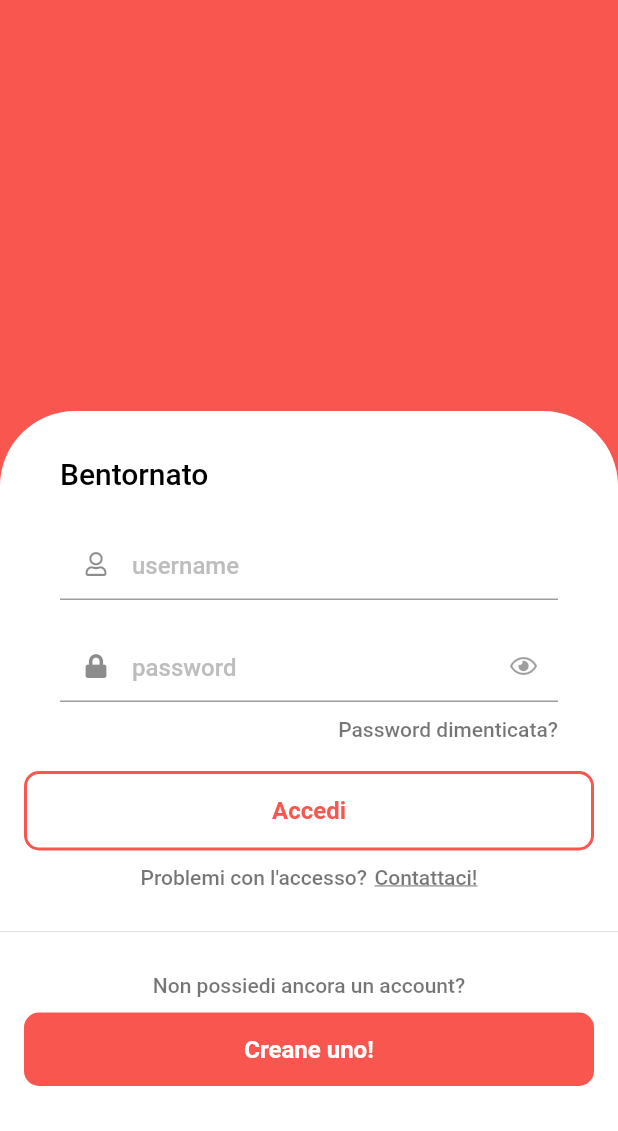
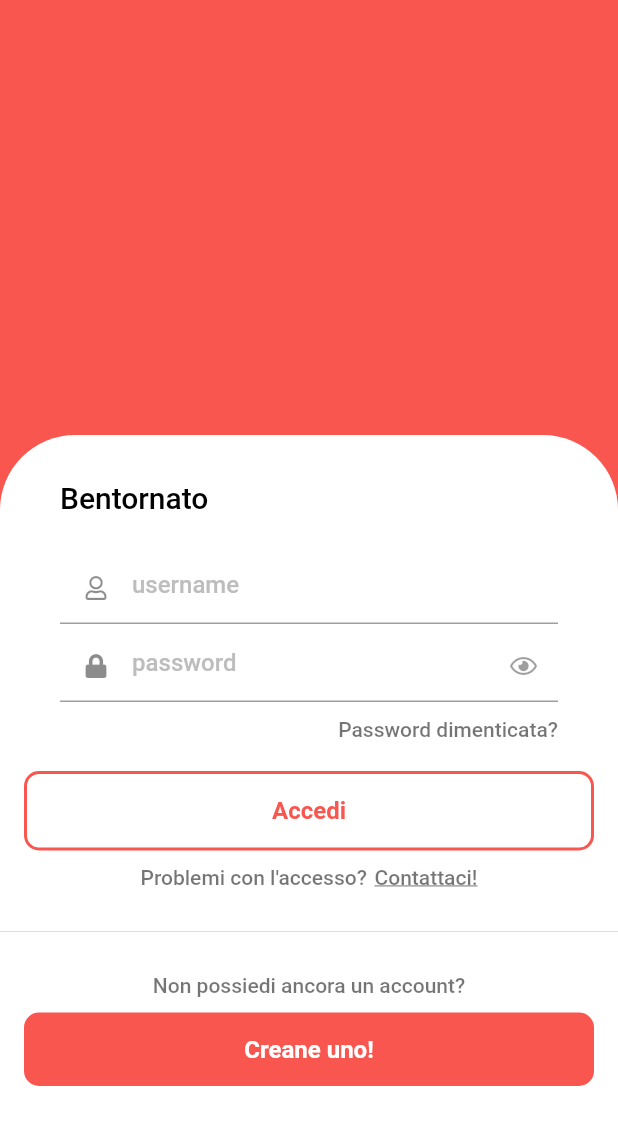
Before and after one commit to Mandeep2001/theia, a Flutter app: the screen it shows after launch, on a phone screen of 412 x 824 dp, the part 105-1236 px from its top. Run offline on Flutter 3.47's test engine with Material 2 defaults, Android fonts, the phone set to English and light mode, and no system bars; our stand-ins replace font_awesome_flutter.

Commit message:
Add form to login screen

```diff
--- a/lib/main.dart
+++ b/lib/main.dart
@@ -15,25 +15,35 @@
       theme: ThemeData(
         primaryColor: Color(0xFFF9564F),
         textTheme: Theme.of(context).textTheme.copyWith(
-              headline6: TextStyle(
+              headline4: TextStyle(
                 color: Colors.white,
                 fontSize: 34.0,
                 fontWeight: FontWeight.bold,
               ),
               caption: TextStyle(
+                color: Colors.black54,
+                fontWeight: FontWeight.w500,
+                fontSize: 14.0,
+              ),
+              headline6: TextStyle(
+                color: Colors.black,
+                fontWeight: FontWeight.w500,
+                fontSize: 20.0,
+              ),
+              bodyText2: TextStyle(
                 fontSize: 16.0,
                 fontWeight: FontWeight.w500,
                 color: Color(0xFFBDBDBD),
               ),
-              subtitle1: TextStyle(
-                color: Colors.black,
-                fontWeight: FontWeight.w500,
-                fontSize: 20.0,
+              overline: TextStyle(
+                letterSpacing: 0.0,
+                fontSize: 12.0,
+                fontWeight: FontWeight.w400,
               ),
-          bodyText2: TextStyle(
-                color: Colors.black54,
-                fontWeight: FontWeight.w500,
-                fontSize: 14.0,
+              button: TextStyle(
+                color: Colors.white,
+                fontSize: 16.0,
+                fontWeight: FontWeight.bold,
               ),
             ),
       ),
--- a/lib/screens/login_screen.dart
+++ b/lib/screens/login_screen.dart
@@ -1,9 +1,10 @@
-import 'package:flutter/cupertino.dart';
 import 'package:flutter/material.dart';
 import 'package:font_awesome_flutter/font_awesome_flutter.dart';
 
 class LoginScreen extends StatelessWidget {
   static const String id = '/login';
+
+  final _formKey = GlobalKey<FormState>();
 
   @override
   Widget build(BuildContext context) {
@@ -19,7 +20,7 @@
               margin: EdgeInsets.only(left: 40.0, top: 30.0),
               child: Text(
                 'THEIA',
-                style: Theme.of(context).textTheme.headline6,
+                style: Theme.of(context).textTheme.headline4,
               ),
             ),
             Container(
@@ -31,6 +32,8 @@
                   topRight: Radius.circular(50.0),
                 ),
               ),
+              child: Form(
+                key: _formKey,
                 child: Column(
                   crossAxisAlignment: CrossAxisAlignment.stretch,
                   children: <Widget>[
@@ -41,31 +44,46 @@
                         children: <Widget>[
                           Text(
                             'Bentornato',
-                          style: Theme.of(context).textTheme.subtitle1,
+                            style: Theme.of(context).textTheme.headline6,
                           ),
                           SizedBox(
                             height: 25.0,
                           ),
-                        TextField(
+                          TextFormField(
                             decoration: InputDecoration(
                               prefixIcon: Icon(
                                 FontAwesomeIcons.user,
                                 size: 16.0,
                               ),
+                              errorStyle:
+                                  Theme.of(context).textTheme.overline.copyWith(
+                                        color: Colors.red,
+                                      ),
                               hintText: 'username',
-                            hintStyle: Theme.of(context).textTheme.caption,
+                              hintStyle: Theme.of(context).textTheme.bodyText2,
                             ),
+                            validator: (value) {
+                              if (value.trim().isEmpty) {
+                                return 'Devi inserire uno username';
+                              }
+
+                              return null;
+                            },
                           ),
-                        SizedBox(height: 20.0),
-                        TextField(
+                          SizedBox(height: 4.0),
+                          TextFormField(
                             obscureText: true,
                             decoration: InputDecoration(
                               prefixIcon: Icon(
                                 FontAwesomeIcons.lock,
                                 size: 16.0,
                               ),
+                              errorStyle:
+                                  Theme.of(context).textTheme.overline.copyWith(
+                                        color: Colors.red,
+                                      ),
                               hintText: 'password',
-                            hintStyle: Theme.of(context).textTheme.caption,
+                              hintStyle: Theme.of(context).textTheme.bodyText2,
                               suffixIcon: IconButton(
                                 icon: Icon(
                                   FontAwesomeIcons.eye,
@@ -75,13 +93,22 @@
                                 onPressed: () {},
                               ),
                             ),
+                            validator: (value) {
+                              if (value.trim().isEmpty)
+                                return 'Devi inserire una password';
+
+                              return null;
+                            },
                           ),
                           SizedBox(
                             height: 10.0,
                           ),
                           Container(
                             alignment: Alignment.centerRight,
-                          child: Text('Password dimenticata?'),
+                            child: Text(
+                              'Password dimenticata?',
+                              style: Theme.of(context).textTheme.caption,
+                            ),
                           ),
                         ],
                       ),
@@ -89,21 +116,32 @@
                     SizedBox(
                       height: 20.0,
                     ),
-                  Container(
+                    GestureDetector(
+                      onTap: () {
+                        if (_formKey.currentState.validate()) {
+                          Scaffold.of(context).showSnackBar(
+                            SnackBar(
+                              content: Text('Processing Data'),
+                            ),
+                          );
+                        }
+                      },
+                      child: Container(
                         alignment: Alignment.center,
                         padding: EdgeInsets.symmetric(vertical: 15.0),
                         margin: EdgeInsets.symmetric(horizontal: 16.0),
                         decoration: BoxDecoration(
                           border: Border.all(
-                          color: Theme.of(context).primaryColor, width: 2.0),
+                              color: Theme.of(context).primaryColor,
+                              width: 2.0),
                           borderRadius: BorderRadius.circular(10.0),
                         ),
                         child: Text(
                           'Accedi',
-                      style: TextStyle(
+                          style: Theme.of(context).textTheme.button.copyWith(
                                 color: Theme.of(context).primaryColor,
-                          fontSize: 16.0,
-                          fontWeight: FontWeight.bold),
+                              ),
+                        ),
                       ),
                     ),
                     SizedBox(
@@ -112,11 +150,16 @@
                     Row(
                       mainAxisAlignment: MainAxisAlignment.center,
                       children: <Widget>[
-                      Text('Problemi con l\'accesso?'),
+                        Text(
+                          'Problemi con l\'accesso?',
+                          style: Theme.of(context).textTheme.caption,
+                        ),
                         SizedBox(width: 5.0),
                         Text(
                           'Contattaci!',
-                        style: TextStyle(decoration: TextDecoration.underline),
+                          style: Theme.of(context).textTheme.caption.copyWith(
+                                decoration: TextDecoration.underline,
+                              ),
                         ),
                       ],
                     ),
@@ -131,13 +174,15 @@
                       alignment: Alignment.center,
                       child: Text(
                         'Non possiedi ancora un account?',
-                      style: Theme.of(context).textTheme.bodyText2,
+                        style: Theme.of(context).textTheme.caption,
                       ),
                     ),
                     SizedBox(
                       height: 10.0,
                     ),
-                  Container(
+                    GestureDetector(
+                      onTap: () {},
+                      child: Container(
                         alignment: Alignment.center,
                         padding: EdgeInsets.symmetric(vertical: 15.0),
                         margin: EdgeInsets.symmetric(horizontal: 16.0),
@@ -147,13 +192,12 @@
                         ),
                         child: Text(
                           'Creane uno!',
-                      style: TextStyle(
-                          color: Colors.white,
-                          fontSize: 16.0,
-                          fontWeight: FontWeight.bold),
+                          style: Theme.of(context).textTheme.button,
+                        ),
                       ),
                     ),
                   ],
+                ),
               ),
             ),
           ],
```
Lines whose indentation alone changed are shown as unchanged.
